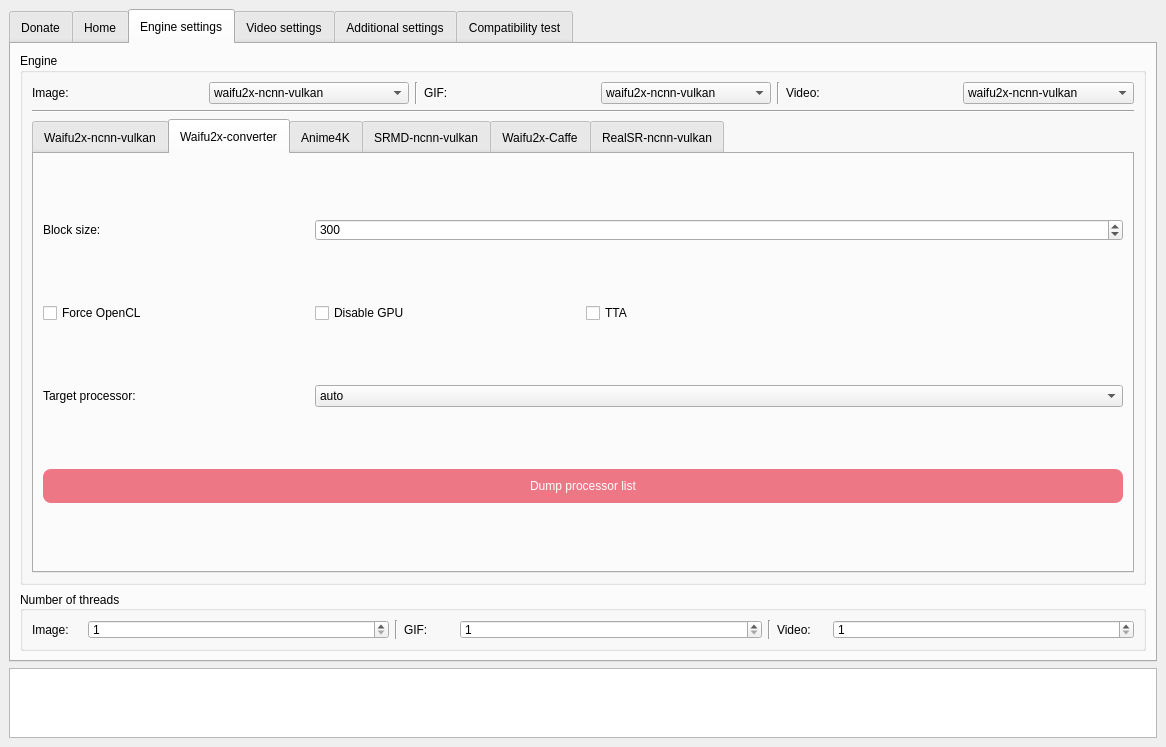
Before: the Qt Designer form SRC/Waifu2x-Extension-QT/mainwindow.ui in AaronFeng753/Waifu2x-Extension-GUI, drawn with Qt 5.
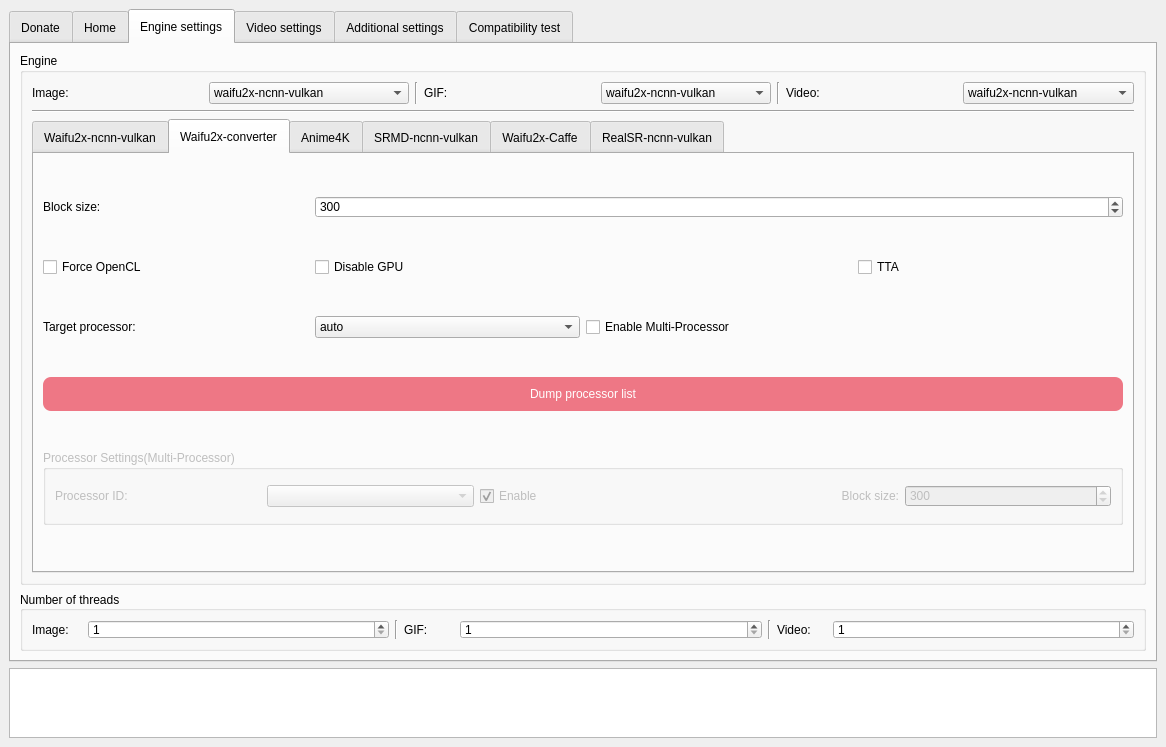
After: the same form once the commit is applied. The open tabs and pages were chosen to show the change. Icons and pictures are not drawn.

Commit message:
Multi-GPU for waifu2x-converter & Bug fix
v2.51.03-beta:
- 为RealSR-ncnn-vulkan和waifu2x-converter加入多gpu支持.
- 添加tooltip.
- 修复bug:srmd-ncnn-vulkan引擎启用多显卡后,无法正常读取可用gpu数量.
- 修复bug:无法正常识别当前启用的显卡数量而导致无法禁用单个显卡.

What changed in the file:
```diff
--- a/SRC/Waifu2x-Extension-QT/mainwindow.ui
+++ b/SRC/Waifu2x-Extension-QT/mainwindow.ui
@@ -2432,18 +2432,90 @@
                  </property>
                 </widget>
                </item>
-               <item row="1" column="1">
-                <widget class="QCheckBox" name="checkBox_DisableGPU_converter">
-                 <property name="text">
-                  <string>Disable GPU</string>
+               <item row="5" column="0" colspan="4">
+                <widget class="QGroupBox" name="groupBox_GPUSettings_MultiGPU_Waifu2xConverter">
+                 <property name="enabled">
+                  <bool>false</bool>
                  </property>
+                 <property name="maximumSize">
+                  <size>
+                   <width>16777215</width>
+                   <height>75</height>
+                  </size>
+                 </property>
+                 <property name="title">
+                  <string>Processor Settings(Multi-Processor)</string>
+                 </property>
+                 <layout class="QGridLayout" name="gridLayout_44">
+                  <item row="0" column="3">
+                   <widget class="QLabel" name="label_74">
+                    <property name="text">
+                     <string>Block size:</string>
+                    </property>
+                    <property name="alignment">
+                     <set>Qt::AlignRight|Qt::AlignTrailing|Qt::AlignVCenter</set>
+                    </property>
+                   </widget>
+                  </item>
+                  <item row="0" column="4">
+                   <widget class="QSpinBox" name="spinBox_TileSize_CurrentGPU_MultiGPU_Waifu2xConverter">
+                    <property name="minimum">
+                     <number>32</number>
+                    </property>
+                    <property name="maximum">
+                     <number>999999999</number>
+                    </property>
+                    <property name="singleStep">
+                     <number>10</number>
+                    </property>
+                    <property name="value">
+                     <number>300</number>
+                    </property>
+                   </widget>
+                  </item>
+                  <item row="0" column="2">
+                   <widget class="QCheckBox" name="checkBox_isEnable_CurrentGPU_MultiGPU_Waifu2xConverter">
+                    <property name="text">
+                     <string>Enable</string>
+                    </property>
+                    <property name="checked">
+                     <bool>true</bool>
+                    </property>
+                   </widget>
+                  </item>
+                  <item row="0" column="0">
+                   <widget class="QLabel" name="label_75">
+                    <property name="text">
+                     <string>Processor ID:</string>
+                    </property>
+                    <property name="alignment">
+                     <set>Qt::AlignLeading|Qt::AlignLeft|Qt::AlignVCenter</set>
+                    </property>
+                   </widget>
+                  </item>
+                  <item row="0" column="1">
+                   <widget class="QComboBox" name="comboBox_GPUIDs_MultiGPU_Waifu2xConverter">
+                    <property name="currentText">
+                     <string notr="true"/>
+                    </property>
+                   </widget>
+                  </item>
+                 </layout>
                 </widget>
                </item>
-               <item row="2" column="0">
-                <widget class="QLabel" name="label_53">
-                 <property name="text">
-                  <string>Target processor:</string>
+               <item row="2" column="1">
+                <widget class="QComboBox" name="comboBox_TargetProcessor_converter">
+                 <property name="enabled">
+                  <bool>true</bool>
                  </property>
+                 <property name="currentText">
+                  <string notr="true">auto</string>
+                 </property>
+                 <item>
+                  <property name="text">
+                   <string notr="true">auto</string>
+                  </property>
+                 </item>
                 </widget>
                </item>
                <item row="1" column="0">
@@ -2456,7 +2528,34 @@
                  </property>
                 </widget>
                </item>
-               <item row="1" column="2">
+               <item row="2" column="0">
+                <widget class="QLabel" name="label_53">
+                 <property name="text">
+                  <string>Target processor:</string>
+                 </property>
+                </widget>
+               </item>
+               <item row="1" column="1" colspan="2">
+                <widget class="QCheckBox" name="checkBox_DisableGPU_converter">
+                 <property name="text">
+                  <string>Disable GPU</string>
+                 </property>
+                </widget>
+               </item>
+               <item row="2" column="2" colspan="2">
+                <widget class="QCheckBox" name="checkBox_MultiGPU_Waifu2xConverter">
+                 <property name="toolTip">
+                  <string>1.You need at least 2 available processors.
+
+2.If you wanna get all processors running together,
+the number of threads must &gt;= the number of processors.</string>
+                 </property>
+                 <property name="text">
+                  <string>Enable Multi-Processor</string>
+                 </property>
+                </widget>
+               </item>
+               <item row="1" column="3">
                 <widget class="QCheckBox" name="checkBox_TTA_converter">
                  <property name="toolTip">
                   <string>TTA(Test-Time Augmentation):
@@ -2530,21 +2629,6 @@
                  </property>
                 </widget>
                </item>
-               <item row="2" column="1" colspan="3">
-                <widget class="QComboBox" name="comboBox_TargetProcessor_converter">
-                 <property name="enabled">
-                  <bool>true</bool>
-                 </property>
-                 <property name="currentText">
-                  <string notr="true">auto</string>
-                 </property>
-                 <item>
-                  <property name="text">
-                   <string notr="true">auto</string>
-                  </property>
-                 </item>
-                </widget>
-               </item>
               </layout>
              </widget>
              <widget class="QWidget" name="tab_7">
```
Left out of the diff: 13 changed lines with no effect on the pictures. The commit also changes 15 other files.
